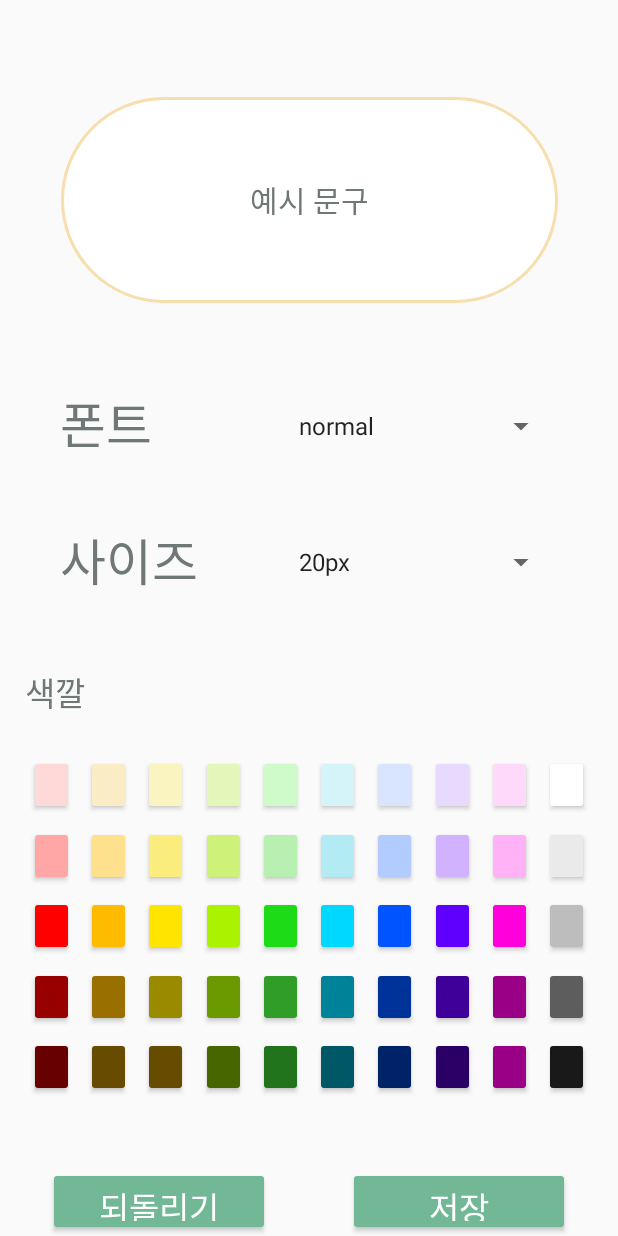
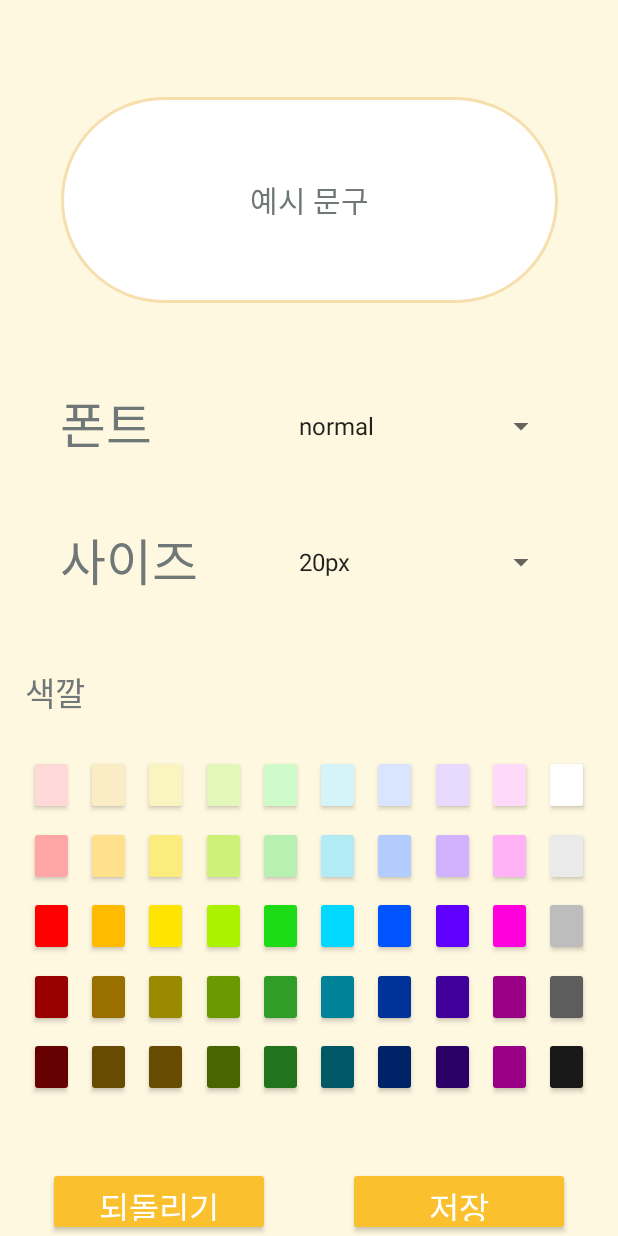
Before and after one commit to 2021-mentor-mentee/notepad, an Android app: the font_functions screen opened directly, with no data from a screen before it, on a phone screen of 412 x 824 dp. Run offline under Robolectric (Android 15) with nearby library versions, the phone set to English and light mode, and no system bars.

```diff
--- a/app/src/main/res/layout/font_functions.xml
+++ b/app/src/main/res/layout/font_functions.xml
@@ -4,7 +4,8 @@
     xmlns:tools="http://schemas.android.com/tools"
     android:layout_width="match_parent"
     android:layout_height="match_parent"
-    tools:context=".font_functions">
+    tools:context=".font_functions"
+    android:background="@color/pixabay">
 
     <TextView
         android:id="@+id/TV_test"
@@ -81,7 +82,7 @@
         android:layout_width="148dp"
         android:layout_height="46dp"
         android:layout_weight="100"
-        android:backgroundTint="#72B896"
+        android:backgroundTint="#FBC02D"
         android:textColor="#FFFFFF"
         android:text="되돌리기"
         android:textSize="10pt"
@@ -97,7 +98,7 @@
         android:layout_width="148dp"
         android:layout_height="46dp"
         android:layout_weight="100"
-        android:backgroundTint="#72B896"
+        android:backgroundTint="#FBC02D"
         android:textColor="#FFFFFF"
         android:text="저장"
         android:textSize="10pt"
```
Also changed, not shown: app/src/main/res/drawable/edge.xml (added, +9 -0 lines), app/src/main/res/drawable-v24/Logo.png (added).
